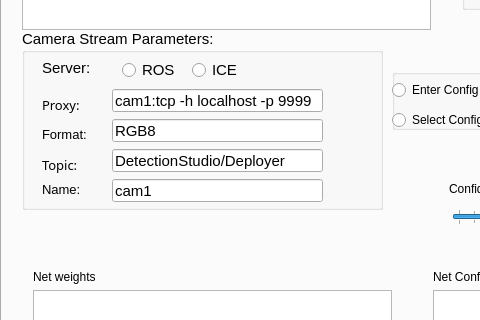
This is DetectionStudio/DatasetEvaluationApp/mainwindow.ui in JdeRobot/DetectionMetrics as Qt 5 draws it before an edit; both pictures show x 0 to 480 and y 134 to 454 of the 1225 by 764 pixel window. The edited form follows.
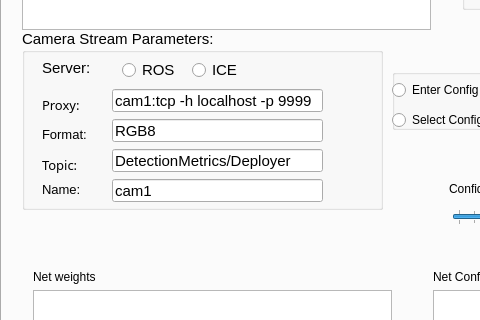
This is the edited form.

Commit message: DetectionStudio renamed to Detection Metrics

What changed in the file:
```diff
--- a/DetectionStudio/DatasetEvaluationApp/mainwindow.ui
+++ b/DetectionStudio/DatasetEvaluationApp/mainwindow.ui
@@ -1260,7 +1260,7 @@
                                 </rect>
                             </property>
                             <property name="text">
-                                <string>DetectionStudio/Deployer</string>
+                                <string>DetectionMetrics/Deployer</string>
                             </property>
                         </widget>
                         <widget class="QLineEdit" name="lineEdit_deployer_name">
```
Left out of the diff: 2 changed lines with no effect on the pictures. The commit also changes 45 other files.
